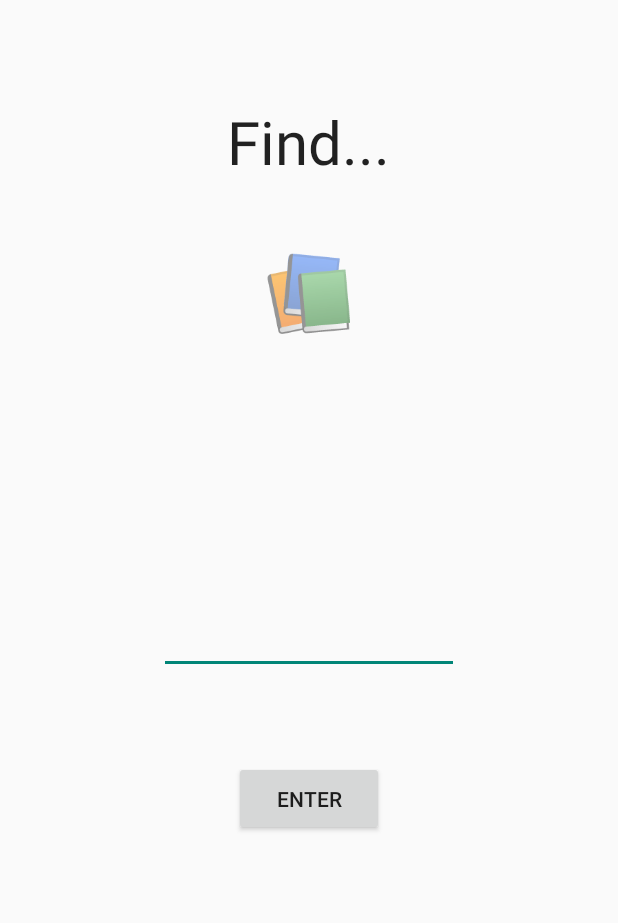
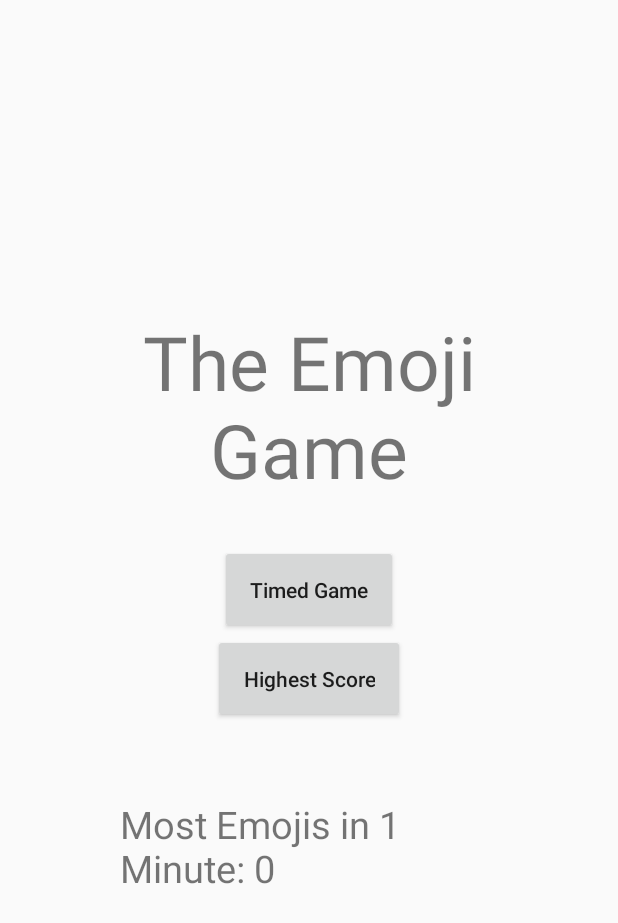
Before and after one commit to somilgo/Emoji_Game, an Android app: the screen it shows after launch (MainActivity), on a phone screen of 412 x 824 dp. Shown: the top 923 px of the screen. Run offline under Robolectric (Android 15) with nearby library versions, the phone set to English and light mode, and no system bars.

Commit message:
made times and scored games

```diff
--- a/app/src/main/java/com/somilgo/emoji_game/MainActivity.java
+++ b/app/src/main/java/com/somilgo/emoji_game/MainActivity.java
@@ -1,5 +1,8 @@
 package com.somilgo.emoji_game;
 
+import android.content.Context;
+import android.content.Intent;
+import android.content.SharedPreferences;
 import android.support.v7.app.AppCompatActivity;
 import android.os.Bundle;
 import android.view.KeyEvent;
@@ -21,36 +24,10 @@ public class MainActivity extends AppCompatActivity {
     protected void onCreate(Bundle savedInstanceState) {
         super.onCreate(savedInstanceState);
         setContentView(R.layout.activity_main);
-        final TextView find = (TextView) (findViewById(R.id.emojiSpace));
-        int[] emojis = Functions.getEmojiList();
-        final int randomEmoji = emojis[(int)(Math.random()*emojis.length)];
 
-        find.setText(Functions.getEmojiByUnicode(randomEmoji));
-        final Button enterButton = (Button) (findViewById(R.id.button));
-        final EditText field = (EditText) (findViewById(R.id.input));
-        enterButton.setOnClickListener(new View.OnClickListener() {
-            @Override
-            public void onClick(View v) {
-                try{
-                    int correct = (Character.codePointAt(Functions.getEmojiByUnicode(randomEmoji).toString(), 0));
-                    int guessed = (Character.codePointAt(field.getText().toString(), 0));
-
-                    if (correct == guessed)
-                    {
-                        find.setText("Nice!");
-                    }
-                }
-                catch (Exception e){
-
-                }
-
-
-
-
-            }
-        });
-
-
+        final TextView highscore_display = (TextView) findViewById(R.id.highscore_view);
+        SharedPreferences prefs = this.getSharedPreferences("myPrefsKey", Context.MODE_PRIVATE);
+        highscore_display.setText("Most Emojis in 1 Minute: " + prefs.getInt("highscore",0));
     }
 
     @Override
@@ -74,4 +51,19 @@ public class MainActivity extends AppCompatActivity {
 
         return super.onOptionsItemSelected(item);
     }
+
+
+    public void onClickTimedGame(View view)
+    {
+        Intent timedGameIntent = new Intent(this, Timed_Game.class);
+        startActivity(timedGameIntent);
+
+    }
+
+    public void onClickHighestScore(View view)
+    {
+        Intent scoreGameIntent = new Intent(this, HighestScore.class);
+        startActivity(scoreGameIntent);
+    }
+
 }
--- a/app/src/main/res/layout/activity_main.xml
+++ b/app/src/main/res/layout/activity_main.xml
@@ -1,49 +1,42 @@
-<RelativeLayout xmlns:android="http://schemas.android.com/apk/res/android"
-    xmlns:tools="http://schemas.android.com/tools" android:layout_width="match_parent"
-    android:layout_height="match_parent" android:paddingLeft="@dimen/activity_horizontal_margin"
-    android:paddingRight="@dimen/activity_horizontal_margin"
-    android:paddingTop="@dimen/activity_vertical_margin"
-    android:paddingBottom="@dimen/activity_vertical_margin" tools:context=".MainActivity">
-
-    <TextView
-        android:text="Hello World"
-        android:layout_width="wrap_content"
-        android:id="@+id/emojiSpace"
-        android:layout_height="wrap_content"
-        android:textSize="50dp"
-        android:layout_marginTop="38dp"
-        android:layout_below="@+id/find"
-        android:layout_centerHorizontal="true" />
+<?xml version="1.0" encoding="utf-8"?>
+<LinearLayout xmlns:android="http://schemas.android.com/apk/res/android"
+    android:layout_width="match_parent"
+    android:layout_height="match_parent"
+    android:padding="30dp"
+    android:orientation="vertical"
+    android:gravity="center"
+    >
 
     <TextView
         android:layout_width="wrap_content"
         android:layout_height="wrap_content"
-        android:textAppearance="?android:attr/textAppearanceLarge"
-        android:text="@string/prompt"
-        android:id="@+id/find"
-        android:layout_alignParentTop="true"
-        android:layout_centerHorizontal="true"
-        android:layout_marginTop="51dp"
-        android:textSize="40dp" />
+        android:text="@string/the_emoji_game"
+        android:gravity="center"
+        android:padding="30dp"
+        android:textSize="50dp"
 
-    <EditText
-        android:layout_width="200dp"
-        android:layout_height="75dp"
-        android:id="@+id/input"
-        android:textSize="45dp"
-        android:maxLength="2"
-        android:layout_centerVertical="true"
-        android:layout_centerHorizontal="true"
-        android:imeOptions="actionSend"
+        />
+    <Button
+        android:layout_width="wrap_content"
+        android:layout_height="wrap_content"
+        android:text="@string/timed_game_button"
+        android:padding="20dp"
+        android:onClick="onClickTimedGame"
+        android:textAllCaps="false"/>
+    <Button
+        android:layout_width="wrap_content"
+        android:layout_height="wrap_content"
+        android:text="@string/highest_score_button"
+        android:padding="20dp"
+        android:onClick="onClickHighestScore"
+        android:textAllCaps="false"/>
+    <TextView
+        android:layout_width="wrap_content"
+        android:layout_height="wrap_content"
+        android:padding="50dp"
+        android:text="@string/high_score_deliver"
+        android:textSize="25dp"
+        android:id="@+id/highscore_view"
         />
 
-    <Button
-        android:layout_width="100dp"
-        android:layout_height="50dp"
-        android:text="@string/enter_button"
-        android:id="@+id/button"
-        android:layout_marginTop="58dp"
-        android:layout_below="@+id/input"
-        android:layout_centerHorizontal="true" />
-
-</RelativeLayout>
+</LinearLayout>
--- a/app/src/main/res/values/strings.xml
+++ b/app/src/main/res/values/strings.xml
@@ -5,4 +5,9 @@
     <string name="action_settings">Settings</string>
     <string name="enter_button">Enter</string>
     <string name="prompt">Find...</string>
+    <string name="highest_score_button">Highest Score</string>
+    <string name="timed_game_button">Timed Game</string>
+    <string name="the_emoji_game">The Emoji Game</string>
+    <string name="high_score_deliver">Your high score is...</string>
+    <string name="score_text">Score: 0</string>
 </resources>
```
Also changed, not shown: app/src/main/AndroidManifest.xml (+13 -0 lines), app/src/main/java/com/somilgo/emoji_game/GameOver.java (added, +47 -0 lines), app/src/main/java/com/somilgo/emoji_game/HighestScore.java (added, +104 -0 lines), app/src/main/java/com/somilgo/emoji_game/Timed_Game.java (added, +116 -0 lines), app/src/main/res/layout/game_over.xml (added, +31 -0 lines), app/src/main/res/layout/timed_game.xml (added, +62 -0 lines).
